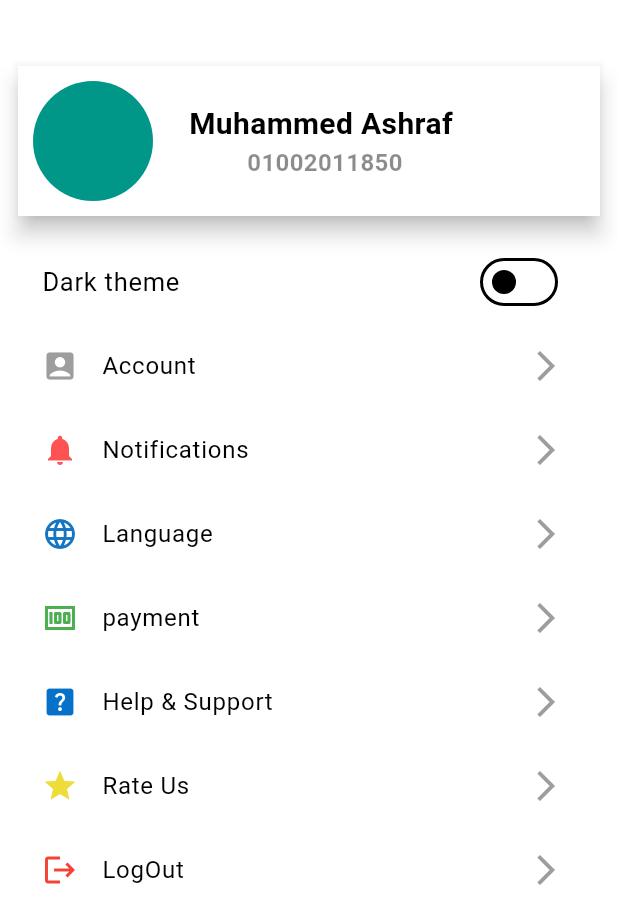
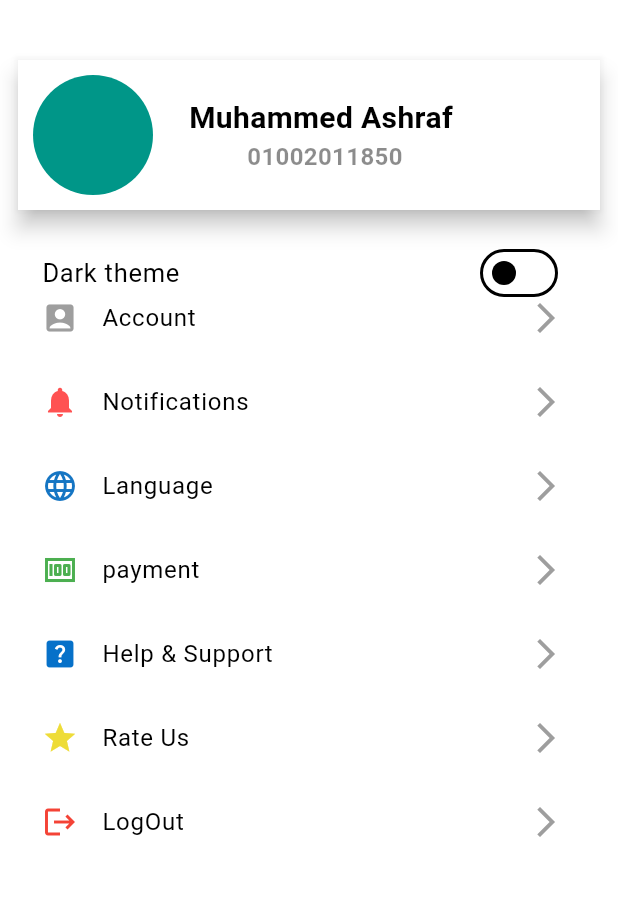
Before and after one commit to MuAshraf811/Graduation_project, a Flutter app: the SettingsView screen opened by its route, on a phone screen of 412 x 824 dp. Shown: the top 924 px of the screen. Run offline on Flutter 3.47's test engine with Material 3 defaults, Android fonts, the phone set to English and light mode, and no system bars; our stand-ins replace bloc, carousel_slider, dio, flutter_bloc, flutter_otp_text_field, flutter_svg and 5 more; accounts and stored records are empty.

```diff
--- a/lib/features/settings/presentaion/settings_view.dart
+++ b/lib/features/settings/presentaion/settings_view.dart
@@ -2,6 +2,7 @@ import 'package:flutter/material.dart';
 import 'package:graduation_project/core/constants/colors.dart';
 import 'widgets/theme_switch.dart';
 import 'widgets/upper_profile_widget.dart';
+
 class SettingsView extends StatelessWidget {
   const SettingsView({super.key});
   static const _listTileTitles = [
@@ -38,10 +39,13 @@ class SettingsView extends StatelessWidget {
         padding: const EdgeInsets.all(12.0),
         child: Column(
           children: [
-            const SizedBox(height: 32),
+            const SizedBox(height: 28),
             const UpperProfileWidget(),
-            const SizedBox(height: 16),
-            const ThemeSwitch(),
+            const SizedBox(height: 14),
+            const SizedBox(
+              height: 30,
+              child: ThemeSwitch(),
+            ),
             Expanded(
               child: ListView.builder(
                 itemBuilder: (context, index) {
```
